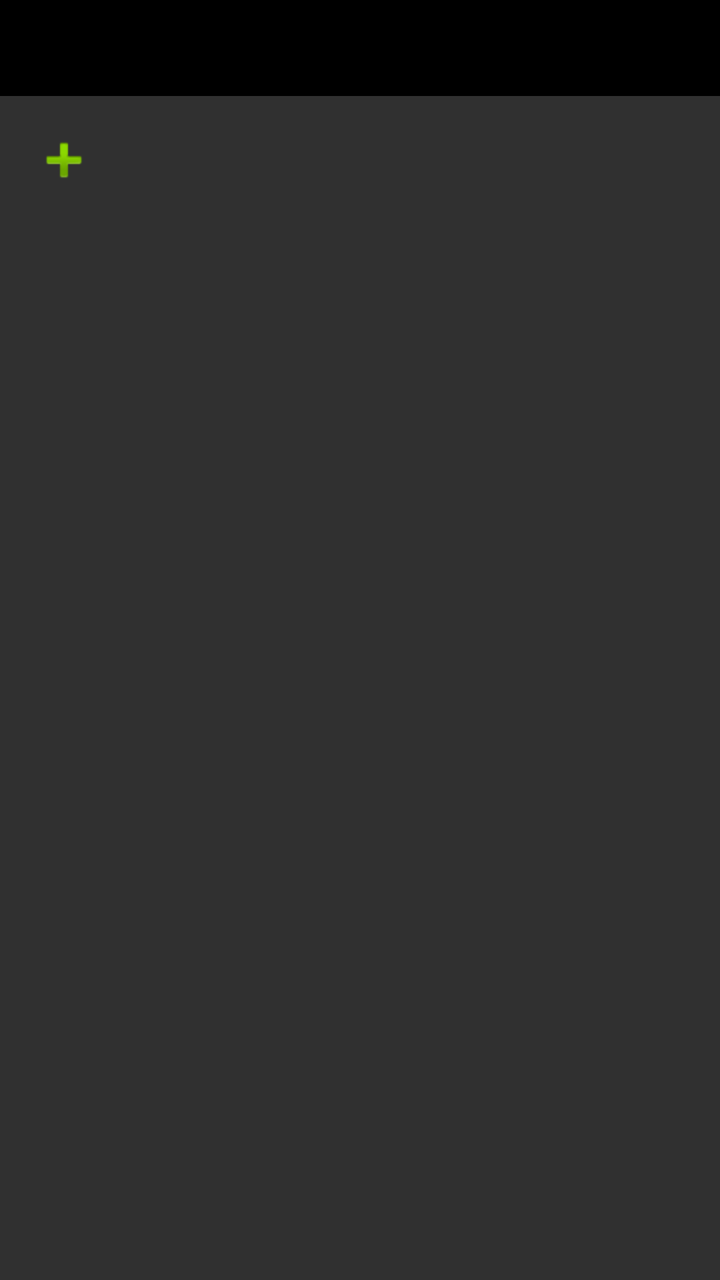
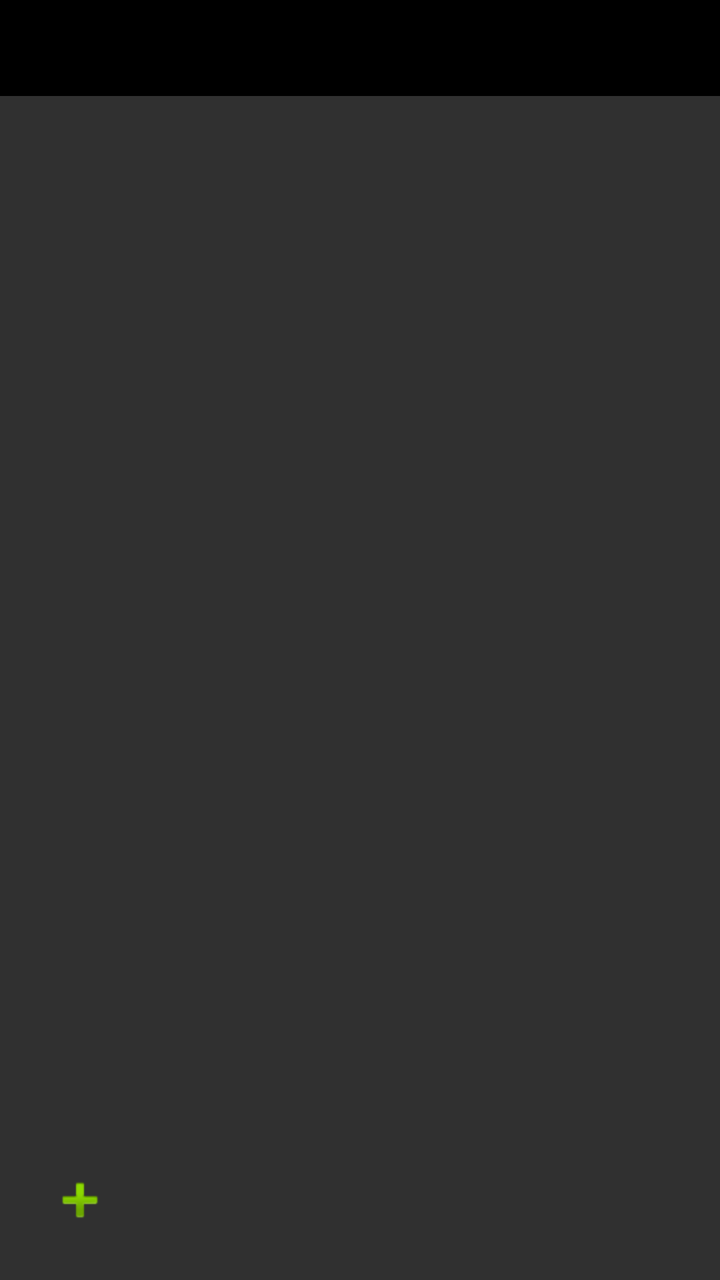

The first picture is an Android layout as it rendered before a commit; the second is the same layout after the commit. The layout source and the unified diff follow.
<!-- AndroidManifest.xml: application theme AppTheme -->
<!-- res/layout/layout_tabs.xml -->
<?xml version="1.0" encoding="utf-8" ?>
<RelativeLayout xmlns:android="http://schemas.android.com/apk/res/android"
    android:layout_width="match_parent"
    android:layout_height="match_parent">
    <include
        android:id="@+id/top_bar_container"
        layout="@layout/top_bar" />
    <ScrollView 
        android:layout_width="match_parent"
        android:layout_height="match_parent">

        <LinearLayout
            android:id="@+id/containerList"
            android:layout_width="match_parent"
            android:layout_height="wrap_content"
            android:orientation="vertical" />
    </ScrollView>
    <ImageButton
        android:id="@+id/createTab"
        android:layout_width="48dp"
        android:layout_height="48dp"
        android:layout_below="@id/top_bar_container"
        android:layout_alignParentLeft="true"
        android:layout_alignParentStart="true"
        android:layout_margin="8dp"
        android:background="@android:color/transparent"
        android:contentDescription="@string/create_tab"
        android:src="@android:drawable/ic_input_add" />
</RelativeLayout>
<!-- res/layout/top_bar.xml (included above) -->
<?xml version="1.0" encoding="utf-8"?>
<RelativeLayout xmlns:android="http://schemas.android.com/apk/res/android"
    android:layout_width="match_parent"
    android:layout_height="48dp"
    android:background="#000000">

    <ImageView
        android:id="@+id/top_bar_icon"
        android:layout_width="32dp"
        android:layout_height="32dp"
        android:layout_centerVertical="true"
        android:layout_marginLeft="12dp"
        android:scaleType="fitCenter" />

    <TextView
        android:id="@+id/top_bar_title"
        android:layout_width="wrap_content"
        android:layout_height="wrap_content"
        android:layout_centerVertical="true"
        android:layout_marginLeft="16dp"
        android:textColor="#FFFFFF"
        android:textSize="18sp"
        android:textStyle="bold" />
</RelativeLayout>
<!-- resources referenced by this layout -->
<resources>
  <string name="create_tab">Abrir Pestaña</string>
  <style name="AppTheme" parent="android:Theme.Black" />
</resources>

<!-- the commit's change to res/layout/layout_tabs.xml (unified diff, before → after) -->
@@ -19,10 +19,10 @@
         android:id="@+id/createTab"
         android:layout_width="48dp"
         android:layout_height="48dp"
-        android:layout_below="@id/top_bar_container"
         android:layout_alignParentLeft="true"
         android:layout_alignParentStart="true"
-        android:layout_margin="8dp"
+        android:layout_alignParentBottom="true"
+        android:layout_margin="16dp"
         android:background="@android:color/transparent"
         android:contentDescription="@string/create_tab"
         android:src="@android:drawable/ic_input_add" />
